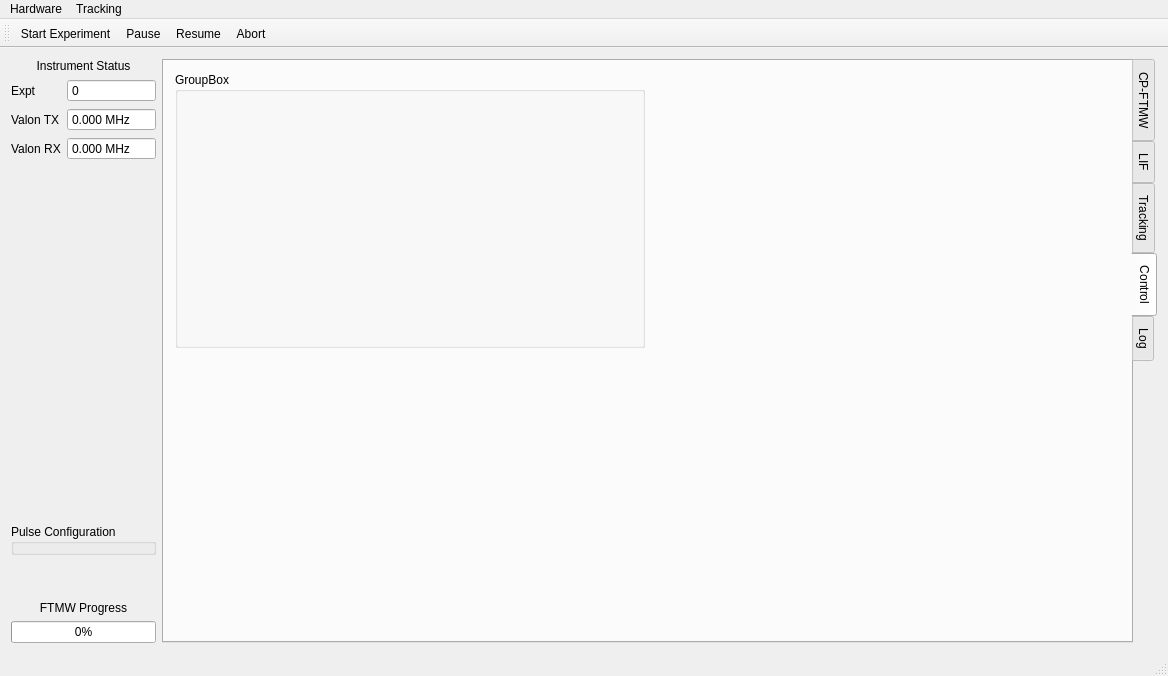
First picture: the form in mainwindow.ui, repository kncrabtree/blackchirp, before the edit.
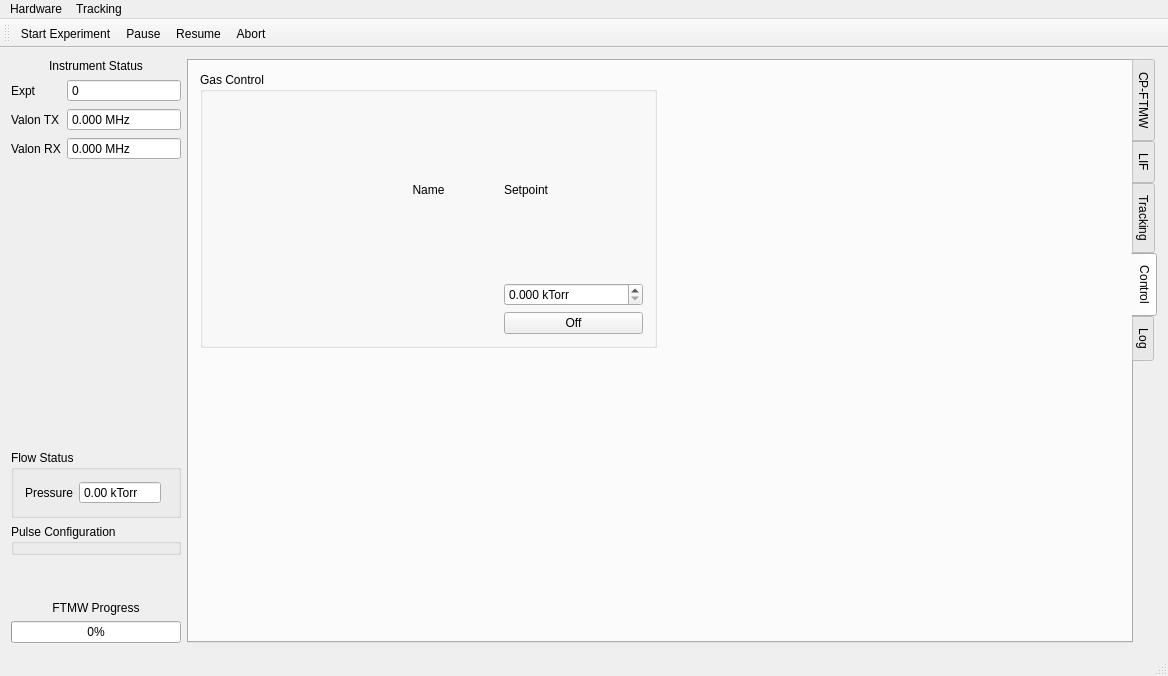
Second picture: the form after the edit. Custom widgets are drawn as their Qt base class.

Commit message: UI for FlowController settings

Diff of the .ui file:
```diff
--- a/mainwindow.ui
+++ b/mainwindow.ui
@@ -16,7 +16,7 @@
   <widget class="QWidget" name="centralWidget">
    <layout class="QHBoxLayout" name="horizontalLayout" stretch="0,1">
     <item>
-     <layout class="QVBoxLayout" name="verticalLayout" stretch="0,1,0,0,0,0">
+     <layout class="QVBoxLayout" name="verticalLayout" stretch="0,1,0,0,0,0,0">
       <item>
        <widget class="QLabel" name="label">
         <property name="text">
@@ -112,6 +112,50 @@
         </item>
        </layout>
       </item>
+      <item>
+       <widget class="QGroupBox" name="flowStatusBox">
+        <property name="title">
+         <string>Flow Status</string>
+        </property>
+        <layout class="QGridLayout" name="gridLayout_2">
+         <item row="0" column="1">
+          <widget class="QDoubleSpinBox" name="pressureDoubleSpinBox">
+           <property name="readOnly">
+            <bool>true</bool>
+           </property>
+           <property name="buttonSymbols">
+            <enum>QAbstractSpinBox::NoButtons</enum>
+           </property>
+           <property name="prefix">
+            <string/>
+           </property>
+           <property name="suffix">
+            <string> kTorr</string>
+           </property>
+           <property name="minimum">
+            <double>-100.000000000000000</double>
+           </property>
+           <property name="maximum">
+            <double>100.000000000000000</double>
+           </property>
+          </widget>
+         </item>
+         <item row="0" column="0">
+          <widget class="QLabel" name="pressureLabel">
+           <property name="text">
+            <string>Pressure</string>
+           </property>
+           <property name="alignment">
+            <set>Qt::AlignRight|Qt::AlignTrailing|Qt::AlignVCenter</set>
+           </property>
+          </widget>
+         </item>
+         <item row="0" column="2">
+          <widget class="Led" name="pressureLed" native="true"/>
+         </item>
+        </layout>
+       </widget>
+      </item>
       <item>
        <widget class="QGroupBox" name="pulseConfigBox">
         <property name="title">
@@ -188,14 +232,66 @@
        <attribute name="title">
         <string>Control</string>
        </attribute>
-       <layout class="QVBoxLayout" name="verticalLayout_5">
+       <layout class="QVBoxLayout" name="verticalLayout_5" stretch="1,1">
         <item>
-         <layout class="QHBoxLayout" name="horizontalLayout_2">
+         <layout class="QHBoxLayout" name="horizontalLayout_2" stretch="1,1">
           <item>
            <widget class="QGroupBox" name="groupBox">
             <property name="title">
-             <string>GroupBox</string>
+             <string>Gas Control</string>
             </property>
+            <layout class="QGridLayout" name="gridLayout" rowstretch="0,0,0" columnstretch="0,0,0">
+             <item row="0" column="0">
+              <widget class="QLabel" name="label_7">
+               <property name="text">
+                <string/>
+               </property>
+              </widget>
+             </item>
+             <item row="1" column="2">
+              <widget class="QDoubleSpinBox" name="pressureControlBox">
+               <property name="suffix">
+                <string> kTorr</string>
+               </property>
+               <property name="decimals">
+                <number>3</number>
+               </property>
+               <property name="maximum">
+                <double>10.000000000000000</double>
+               </property>
+              </widget>
+             </item>
+             <item row="0" column="1">
+              <widget class="QLabel" name="label_4">
+               <property name="text">
+                <string>Name</string>
+               </property>
+               <property name="alignment">
+                <set>Qt::AlignCenter</set>
+               </property>
+              </widget>
+             </item>
+             <item row="2" column="2">
+              <widget class="QPushButton" name="pressureControlButton">
+               <property name="text">
+                <string>Off</string>
+               </property>
+               <property name="checkable">
+                <bool>true</bool>
+               </property>
+               <property name="checked">
+                <bool>false</bool>
+               </property>
+              </widget>
+             </item>
+             <item row="0" column="2">
+              <widget class="QLabel" name="label_3">
+               <property name="text">
+                <string>Setpoint</string>
+               </property>
+              </widget>
+             </item>
+            </layout>
            </widget>
           </item>
           <item>
@@ -329,6 +425,12 @@
    <header location="global">pulseconfigwidget.h</header>
    <container>1</container>
   </customwidget>
+  <customwidget>
+   <class>Led</class>
+   <extends>QWidget</extends>
+   <header>led.h</header>
+   <container>1</container>
+  </customwidget>
  </customwidgets>
  <resources/>
  <connections/>
```
Left out of the diff: 6 changed lines with no effect on the pictures. The commit also changes 7 other files.
